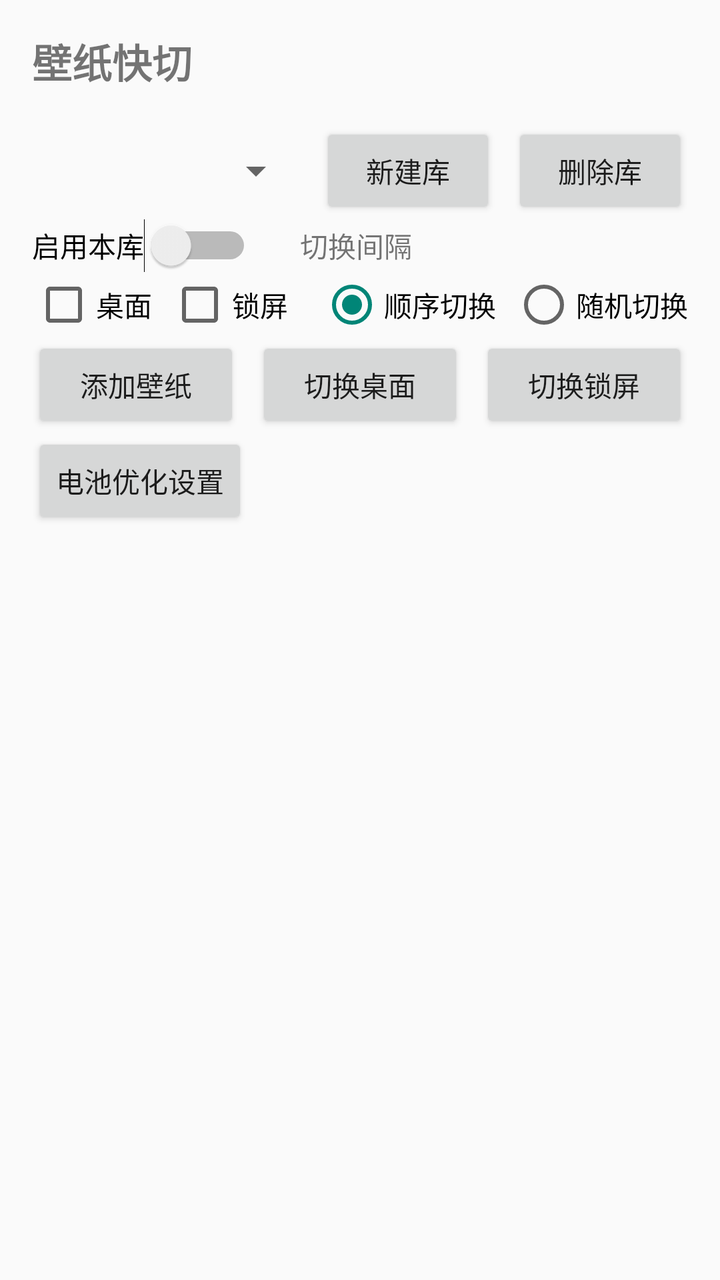
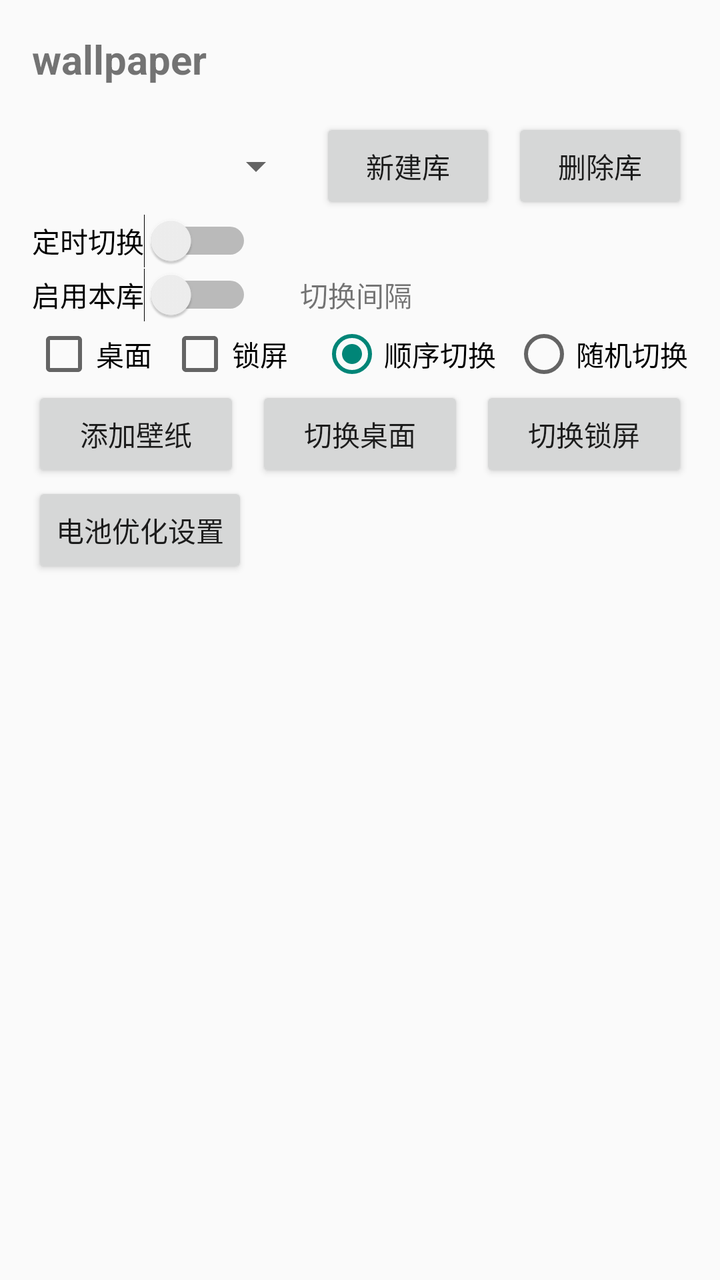

Screens rendered from an Android XML layout before and after an edit, with the pre-edit source and the edit as a unified diff.
<!-- AndroidManifest.xml: application theme AppTheme -->
<!-- res/layout/activity_main.xml -->
<?xml version="1.0" encoding="utf-8"?>
<LinearLayout xmlns:android="http://schemas.android.com/apk/res/android"
    android:layout_width="match_parent"
    android:layout_height="match_parent"
    android:orientation="vertical">

    <TextView
        android:id="@+id/tv_title"
        android:layout_width="match_parent"
        android:layout_height="wrap_content"
        android:padding="16dp"
        android:text="@string/app_name"
        android:textSize="20sp"
        android:textStyle="bold" />

    
    <LinearLayout
        android:layout_width="match_parent"
        android:layout_height="wrap_content"
        android:gravity="center_vertical"
        android:orientation="horizontal"
        android:paddingStart="16dp"
        android:paddingEnd="16dp">

        <Spinner
            android:id="@+id/spinner_libs"
            android:layout_width="0dp"
            android:layout_height="wrap_content"
            android:layout_weight="1" />

        <Button
            android:id="@+id/btn_lib_new"
            android:layout_width="wrap_content"
            android:layout_height="wrap_content"
            android:layout_marginStart="8dp"
            android:text="@string/lib_new" />

        <Button
            android:id="@+id/btn_lib_delete"
            android:layout_width="wrap_content"
            android:layout_height="wrap_content"
            android:layout_marginStart="8dp"
            android:text="@string/lib_delete" />
    </LinearLayout>

    
    <LinearLayout
        android:layout_width="match_parent"
        android:layout_height="wrap_content"
        android:gravity="center_vertical"
        android:orientation="horizontal"
        android:paddingStart="16dp"
        android:paddingEnd="16dp">

        <Switch
            android:id="@+id/sw_lib_enabled"
            android:layout_width="wrap_content"
            android:layout_height="wrap_content"
            android:text="@string/lib_enabled" />

        <TextView
            android:id="@+id/tv_interval"
            android:layout_width="wrap_content"
            android:layout_height="wrap_content"
            android:layout_marginStart="24dp"
            android:clickable="true"
            android:text="@string/lib_interval"
            android:textSize="14sp" />
    </LinearLayout>

    
    <LinearLayout
        android:layout_width="match_parent"
        android:layout_height="wrap_content"
        android:gravity="center_vertical"
        android:orientation="horizontal"
        android:paddingStart="16dp"
        android:paddingEnd="16dp">

        <CheckBox
            android:id="@+id/cb_lib_home"
            android:layout_width="wrap_content"
            android:layout_height="wrap_content"
            android:text="@string/scope_home" />

        <CheckBox
            android:id="@+id/cb_lib_lock"
            android:layout_width="wrap_content"
            android:layout_height="wrap_content"
            android:layout_marginStart="8dp"
            android:text="@string/scope_lock" />

        <RadioGroup
            android:id="@+id/rg_mode"
            android:layout_width="wrap_content"
            android:layout_height="wrap_content"
            android:layout_marginStart="16dp"
            android:gravity="center_vertical"
            android:orientation="horizontal">

            <RadioButton
                android:id="@+id/rb_order"
                android:layout_width="wrap_content"
                android:layout_height="wrap_content"
                android:checked="true"
                android:text="@string/mode_order" />

            <RadioButton
                android:id="@+id/rb_random"
                android:layout_width="wrap_content"
                android:layout_height="wrap_content"
                android:layout_marginStart="8dp"
                android:text="@string/mode_random" />
        </RadioGroup>
    </LinearLayout>

    
    <LinearLayout
        android:layout_width="match_parent"
        android:layout_height="wrap_content"
        android:orientation="horizontal"
        android:paddingStart="16dp"
        android:paddingEnd="16dp">

        <Button
            android:id="@+id/btn_add"
            android:layout_width="0dp"
            android:layout_height="wrap_content"
            android:layout_weight="1"
            android:text="@string/add_wallpaper" />

        <Button
            android:id="@+id/btn_switch_home"
            android:layout_width="0dp"
            android:layout_height="wrap_content"
            android:layout_marginStart="8dp"
            android:layout_weight="1"
            android:text="@string/switch_home" />

        <Button
            android:id="@+id/btn_switch_lock"
            android:layout_width="0dp"
            android:layout_height="wrap_content"
            android:layout_marginStart="8dp"
            android:layout_weight="1"
            android:text="@string/switch_lock" />
    </LinearLayout>

    <Button
        android:id="@+id/btn_battery"
        android:layout_width="wrap_content"
        android:layout_height="wrap_content"
        android:layout_marginStart="16dp"
        android:text="@string/battery_settings" />

    <androidx.recyclerview.widget.RecyclerView
        android:id="@+id/recycler"
        android:layout_width="match_parent"
        android:layout_height="0dp"
        android:layout_weight="1" />
</LinearLayout>
<!-- resources referenced by this layout -->
<resources>
  <string name="add_wallpaper">添加壁纸</string>
  <string name="app_name">壁纸快切</string>
  <string name="battery_settings">电池优化设置</string>
  <string name="lib_delete">删除库</string>
  <string name="lib_enabled">启用本库</string>
  <string name="lib_interval">切换间隔</string>
  <string name="lib_new">新建库</string>
  <string name="mode_order">顺序切换</string>
  <string name="mode_random">随机切换</string>
  <string name="scope_home">桌面</string>
  <string name="scope_lock">锁屏</string>
  <string name="switch_home">切换桌面</string>
  <string name="switch_lock">切换锁屏</string>
  <style name="AppTheme" parent="Theme.AppCompat.DayNight.NoActionBar" />
</resources>

<!-- the commit's change to res/layout/activity_main.xml (unified diff, before → after) -->
@@ -41,6 +41,22 @@
             android:layout_height="wrap_content"
             android:layout_marginStart="8dp"
             android:text="@string/lib_delete" />
+    </LinearLayout>
+
+    
+    <LinearLayout
+        android:layout_width="match_parent"
+        android:layout_height="wrap_content"
+        android:gravity="center_vertical"
+        android:orientation="horizontal"
+        android:paddingStart="16dp"
+        android:paddingEnd="16dp">
+
+        <Switch
+            android:id="@+id/sw_timer_enabled"
+            android:layout_width="wrap_content"
+            android:layout_height="wrap_content"
+            android:text="@string/timer_enabled" />
     </LinearLayout>
 
     
<!-- resource entries referenced after the edit -->
@@ -1,7 +1,7 @@
 <!-- resources referenced by this layout -->
 <resources>
   <string name="add_wallpaper">添加壁纸</string>
-  <string name="app_name">壁纸快切</string>
+  <string name="app_name">wallpaper</string>
   <string name="battery_settings">电池优化设置</string>
   <string name="lib_delete">删除库</string>
   <string name="lib_enabled">启用本库</string>
@@ -13,6 +13,7 @@
   <string name="scope_lock">锁屏</string>
   <string name="switch_home">切换桌面</string>
   <string name="switch_lock">切换锁屏</string>
+  <string name="timer_enabled">定时切换</string>
   <style name="AppTheme" parent="Theme.AppCompat.DayNight.NoActionBar" />
 </resources>
 
